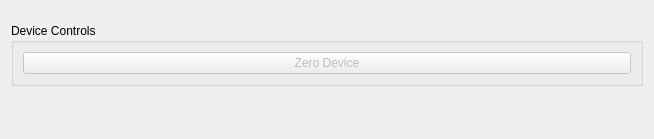
Old version of the form src/dialogs/weigh_scale_dialog.ui in the repository CLSA/cypress.
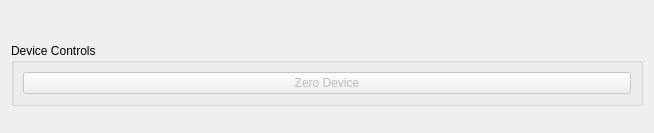
New version of the form. Custom widgets are drawn as their Qt base class.

Commit message: Fix: weight scale validation, Submit button validation for manual removal

Diff of the .ui file:
```diff
--- a/src/dialogs/weigh_scale_dialog.ui
+++ b/src/dialogs/weigh_scale_dialog.ui
@@ -7,7 +7,7 @@
     <x>0</x>
     <y>0</y>
     <width>654</width>
-    <height>139</height>
+    <height>133</height>
    </rect>
   </property>
   <property name="windowTitle">
@@ -42,19 +42,6 @@
    <item>
     <widget class="MeasurementTable" name="measurementTable" native="true"/>
    </item>
-   <item>
-    <spacer name="verticalSpacer">
-     <property name="orientation">
-      <enum>Qt::Vertical</enum>
-     </property>
-     <property name="sizeHint" stdset="0">
-      <size>
-       <width>20</width>
-       <height>40</height>
-      </size>
-     </property>
-    </spacer>
-   </item>
   </layout>
  </widget>
  <customwidgets>
```
The commit also changes 19 other files.
